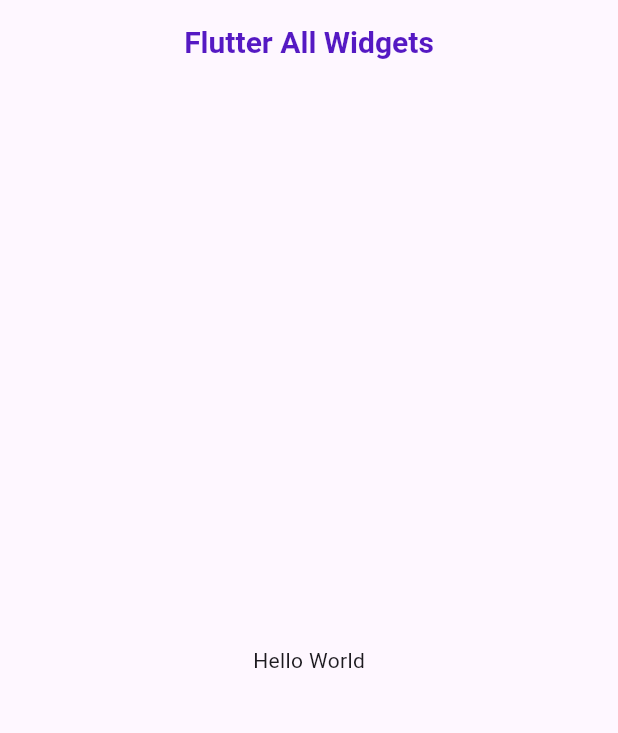
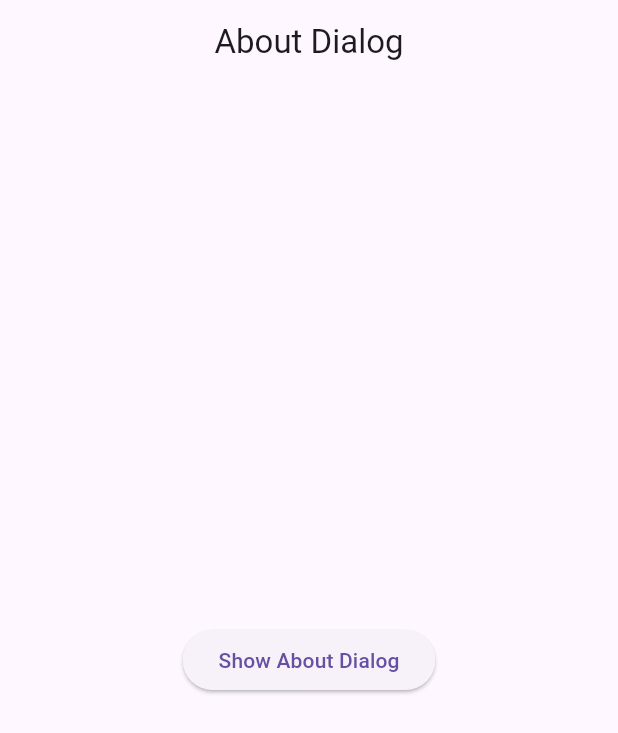
Before and after one commit to moshiurr4766/Flutter-Widgets-Focus-On-UI, a Flutter app: the screen it shows after launch, on a phone screen of 412 x 824 dp. Shown: the top 733 px of the screen. Run offline on Flutter 3.47's test engine with Material 3 defaults, Android fonts, the phone set to English and light mode, and no system bars.

Commit message:
Flutter AboutDialog Widget

```diff
--- /dev/null
+++ b/lib/Widgets/w001.dart
@@ -0,0 +1,28 @@
+import 'package:flutter/material.dart';
+class AboutDialogExample extends StatelessWidget {
+  const AboutDialogExample({super.key});
+
+  @override
+  Widget build(BuildContext context) {
+    return Scaffold(
+      appBar: AppBar(title: Text("About Dialog"), centerTitle: true),
+      body: Center(
+        child: ElevatedButton(
+          onPressed: () {
+            showAboutDialog(
+              context: context,
+              applicationName: "Flutter Widgets",
+              applicationVersion: "1.0.0",
+              applicationIcon: FlutterLogo(),
+              applicationLegalese: "© 2024 Flutter Widgets",
+            );
+          },
+          child: Text("Show About Dialog"),
+        ),
+      ),
+    );
+  }
+}
+
+
+// The AboutDialog widget in Flutter is a built-in dialog that shows information about your app — such as name, version, icon, and legal info.
--- a/lib/main.dart
+++ b/lib/main.dart
@@ -1,30 +1,23 @@
 import 'package:flutter/material.dart';
+import 'package:flutter_widgets/Widgets/home.dart';
+import 'package:flutter_widgets/Widgets/w001.dart';
 
 void main() {
-  runApp(MaterialApp(
-    home: MyAPP(),
-  ));
+  runApp(const MyWidget());
 }
 
-class MyAPP extends StatelessWidget {
-  const MyAPP({super.key});
+class MyWidget extends StatelessWidget {
+  const MyWidget({super.key});
 
   @override
   Widget build(BuildContext context) {
-    return Scaffold(
-      appBar: AppBar(
-        title: Text("Flutter All Widgets",
-            style: TextStyle(
-              color: const Color.fromARGB(255, 85, 25, 195),
-              fontSize: 20,
-              fontWeight: FontWeight.bold,
-            )) ,
-            centerTitle: true,
-      ),
-
-      body: Center(
-        child: Text("Hello World"),
-      ),
+    return MaterialApp(
+      debugShowCheckedModeBanner: false,
+      initialRoute: 'w001',
+      routes: {
+        '/': (context) => const MyAPP(),
+        'w001': (context) => const AboutDialogExample(),
+      },
     );
   }
 }
```
Also changed, not shown: lib/Widgets/home.dart (added, +25 -0 lines), 1 other file.
